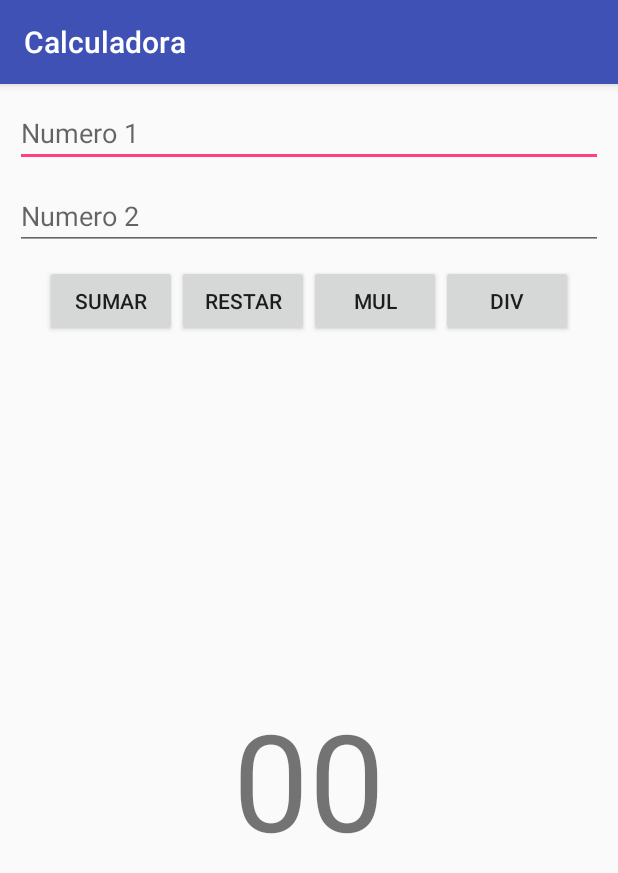
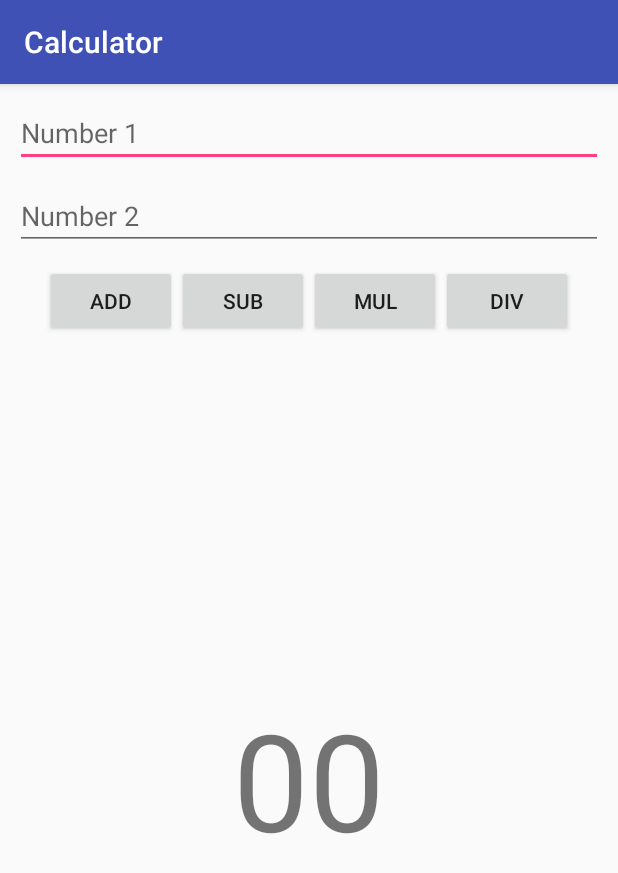
Before and after one commit to milo2005/ECalculadora, an Android app: the screen it shows after launch (MainActivity), on a phone screen of 412 x 824 dp. Shown: the top 873 px of the screen. Run offline under Robolectric (Android 15) with nearby library versions, the phone set to English and light mode, and no system bars.

Commit message:
UI Implemented

```diff
--- a/app/src/main/AndroidManifest.xml
+++ b/app/src/main/AndroidManifest.xml
@@ -9,7 +9,9 @@
         android:roundIcon="@mipmap/ic_launcher_round"
         android:supportsRtl="true"
         android:theme="@style/AppTheme">
-        <activity android:name=".MainActivity">
+        <activity android:name=".MainActivity"
+
+            >
             <intent-filter>
                 <action android:name="android.intent.action.MAIN" />
 
--- /dev/null
+++ b/app/src/main/res/layout-land/activity_main.xml
@@ -0,0 +1,87 @@
+<?xml version="1.0" encoding="utf-8"?>
+<LinearLayout xmlns:android="http://schemas.android.com/apk/res/android"
+    android:layout_width="match_parent"
+    android:layout_height="match_parent"
+    android:orientation="horizontal"
+    android:padding="@dimen/small"
+    >
+
+    <TextView
+        android:id="@+id/rta"
+        android:layout_width="0dp"
+        android:layout_height="match_parent"
+        android:layout_weight="2"
+        android:gravity="center"
+        android:textSize="@dimen/result"
+        android:text="@string/empty"
+        />
+
+    <LinearLayout
+        android:layout_width="0dp"
+        android:layout_weight="3"
+        android:layout_height="match_parent"
+        android:orientation="vertical"
+        android:gravity="center"
+        >
+
+        <EditText
+            android:id="@+id/numero1"
+            android:layout_width="match_parent"
+            android:layout_height="wrap_content"
+            android:hint="@string/num1"
+            android:inputType="number"
+            android:layout_marginBottom="@dimen/small"
+            />
+        <EditText
+            android:id="@+id/numero2"
+            android:layout_width="match_parent"
+            android:layout_height="wrap_content"
+            android:hint="@string/num2"
+            android:inputType="number"
+            android:layout_marginBottom="@dimen/small"
+            />
+
+        <LinearLayout
+            android:layout_width="match_parent"
+            android:layout_height="wrap_content"
+            android:orientation="horizontal"
+            android:gravity="center"
+            >
+
+            <Button
+                android:id="@+id/btnSumar"
+                android:layout_width="wrap_content"
+                android:layout_height="wrap_content"
+                android:text="@string/sumar"
+                />
+
+            <Button
+                android:id="@+id/btnRest"
+                android:layout_width="wrap_content"
+                android:layout_height="wrap_content"
+                android:text="@string/restar"
+                />
+
+            <Button
+                android:id="@+id/btnMul"
+                android:layout_width="wrap_content"
+                android:layout_height="wrap_content"
+                android:text="@string/mul"
+                />
+
+            <Button
+                android:id="@+id/btnDiv"
+                android:layout_width="wrap_content"
+                android:layout_height="wrap_content"
+                android:text="@string/div"
+                />
+
+        </LinearLayout>
+
+    </LinearLayout>
+
+
+
+
+
+</LinearLayout>
--- a/app/src/main/res/layout/activity_main.xml
+++ b/app/src/main/res/layout/activity_main.xml
@@ -3,24 +3,24 @@
     android:layout_width="match_parent"
     android:layout_height="match_parent"
     android:orientation="vertical"
-    android:padding="10dp"
+    android:padding="@dimen/small"
     >
 
     <EditText
         android:id="@+id/numero1"
         android:layout_width="match_parent"
         android:layout_height="wrap_content"
-        android:hint="Numero 1"
+        android:hint="@string/num1"
         android:inputType="number"
-        android:layout_marginBottom="10dp"
+        android:layout_marginBottom="@dimen/small"
         />
     <EditText
         android:id="@+id/numero2"
         android:layout_width="match_parent"
         android:layout_height="wrap_content"
-        android:hint="Numero 2"
+        android:hint="@string/num2"
         android:inputType="number"
-        android:layout_marginBottom="10dp"
+        android:layout_marginBottom="@dimen/small"
         />
 
     <LinearLayout
@@ -34,28 +34,28 @@
             android:id="@+id/btnSumar"
             android:layout_width="wrap_content"
             android:layout_height="wrap_content"
-            android:text="Sumar"
+            android:text="@string/sumar"
             />
 
         <Button
             android:id="@+id/btnRest"
             android:layout_width="wrap_content"
             android:layout_height="wrap_content"
-            android:text="Restar"
+            android:text="@string/restar"
             />
 
         <Button
             android:id="@+id/btnMul"
             android:layout_width="wrap_content"
             android:layout_height="wrap_content"
-            android:text="Mul"
+            android:text="@string/mul"
             />
 
         <Button
             android:id="@+id/btnDiv"
             android:layout_width="wrap_content"
             android:layout_height="wrap_content"
-            android:text="Div"
+            android:text="@string/div"
             />
 
     </LinearLayout>
@@ -65,8 +65,8 @@
         android:layout_width="match_parent"
         android:layout_height="match_parent"
         android:gravity="center"
-        android:textSize="90sp"
-        android:text="00"
+        android:textSize="@dimen/result"
+        android:text="@string/empty"
         />
 
 </LinearLayout>
--- /dev/null
+++ b/app/src/main/res/values/dimens.xml
@@ -0,0 +1,5 @@
+<?xml version="1.0" encoding="utf-8"?>
+<resources>
+    <dimen name="small">10dp</dimen>
+    <dimen name="result">90sp</dimen>
+</resources>
--- a/app/src/main/res/values/strings.xml
+++ b/app/src/main/res/values/strings.xml
@@ -1,3 +1,10 @@
 <resources>
-    <string name="app_name">Calculadora</string>
+    <string name="app_name">Calculator</string>
+    <string name="num1">Number 1</string>
+    <string name="num2">Number 2</string>
+    <string name="sumar">Add</string>
+    <string name="restar">Sub</string>
+    <string name="mul">Mul</string>
+    <string name="div">Div</string>
+    <string name="empty">00</string>
 </resources>
--- a/build.gradle
+++ b/build.gradle
@@ -5,7 +5,7 @@ buildscript {
         jcenter()
     }
     dependencies {
-        classpath 'com.android.tools.build:gradle:2.3.1'
+        classpath 'com.android.tools.build:gradle:2.3.2'
 
         // NOTE: Do not place your application dependencies here; they belong
         // in the individual module build.gradle files
```
Also changed, not shown: 1 other file.
